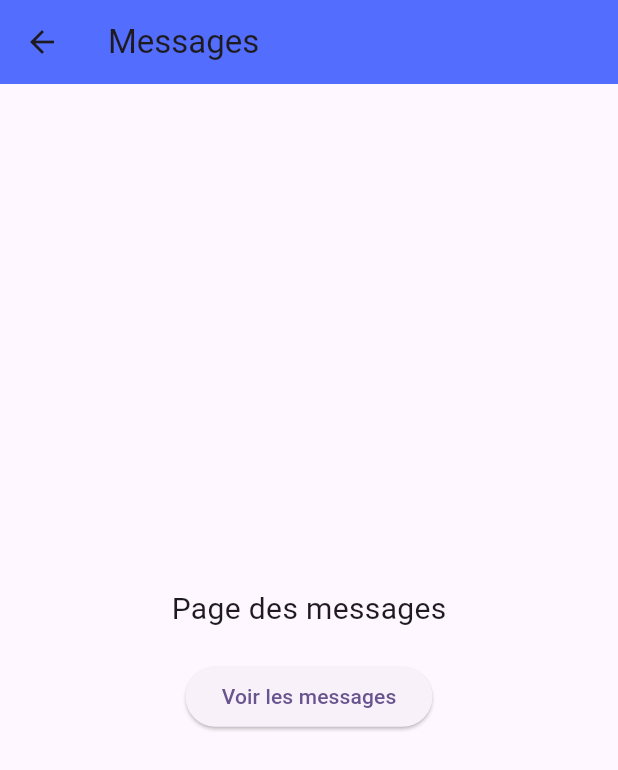
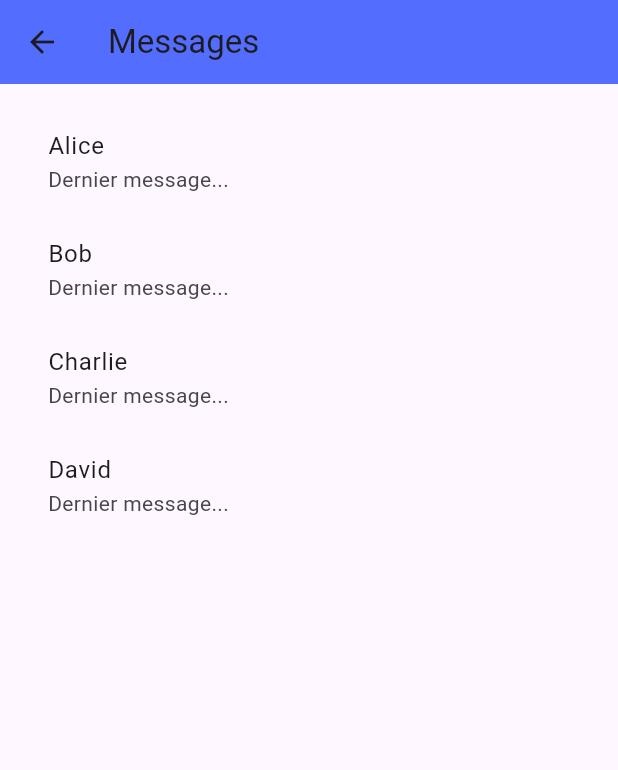
Before and after one commit to StyleSwapApp/StyleSwap-front, a Flutter app: the MessagePage screen opened directly, on a phone screen of 412 x 824 dp. Shown: the top 770 px of the screen. Run offline on Flutter 3.47's test engine with Material 3 defaults, Android fonts, the phone set to English and light mode, and no system bars; our stand-ins replace geocoding, geolocator.

```diff
--- a/lib/pages/message_page.dart
+++ b/lib/pages/message_page.dart
@@ -1,8 +1,13 @@
 import 'package:flutter/material.dart';
+import 'chat_screen.dart'; // Page de la conversation détaillée
 
 /// Page des messages
 class MessagePage extends StatelessWidget {
-  const MessagePage({super.key});
+  // Retirer 'const' du constructeur, car la liste est dynamique
+  MessagePage({super.key});
+
+  // Liste des chats
+  final List<String> chats = ['Alice', 'Bob', 'Charlie', 'David']; // Liste des contacts
 
   @override
   Widget build(BuildContext context) {
@@ -11,26 +16,25 @@ class MessagePage extends StatelessWidget {
         title: Text('Messages'),
         backgroundColor: Colors.indigoAccent,
       ),
-      body: Center(
-        child: Padding(
-          padding: const EdgeInsets.all(16.0),
-          child: Column(
-            mainAxisAlignment: MainAxisAlignment.center,
-            children: <Widget>[
-              Text(
-                'Page des messages',
-                style: TextStyle(fontSize: 20),
-              ),
-              SizedBox(height: 20),
-              ElevatedButton(
-                onPressed: () {
-                  // Action pour afficher les messages (exemple)
-                  print('Afficher les messages');
-                },
-                child: Text('Voir les messages'),
-              ),
-            ],
-          ),
+      body: Padding(
+        padding: const EdgeInsets.all(16.0),
+        child: ListView.builder(
+          itemCount: chats.length,
+          itemBuilder: (context, index) {
+            return ListTile(
+              title: Text(chats[index]),
+              subtitle: Text('Dernier message...'), // Tu peux afficher ici un aperçu du dernier message
+              onTap: () {
+                // Lorsque l'utilisateur clique sur une conversation, on va vers l'écran de chat
+                Navigator.push(
+                  context,
+                  MaterialPageRoute(
+                    builder: (context) => ChatScreen(user: chats[index]), // Navigue vers la conversation
+                  ),
+                );
+              },
+            );
+          },
         ),
       ),
     );
--- a/pubspec.yaml
+++ b/pubspec.yaml
@@ -33,6 +33,7 @@ dependencies:
     sdk: flutter
   geolocator: ^11.0.0
   geocoding: ^2.0.0
+  image_picker: ^0.8.5+3
   # The following adds the Cupertino Icons font to your application.
   # Use with the CupertinoIcons class for iOS style icons.
   cupertino_icons: ^1.0.8
```
Also changed, not shown: lib/pages/chat_screen.dart (added, +66 -0 lines), lib/widgets/message_bubble.dart (added, +38 -0 lines), pubspec.lock, 5 other files.
